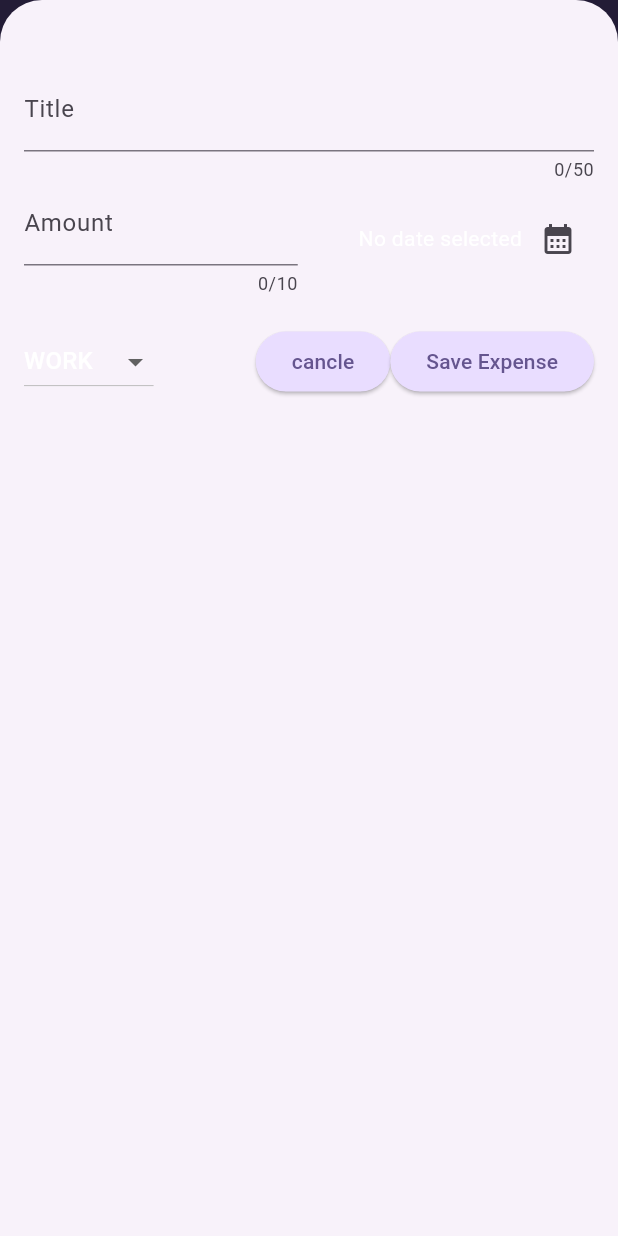
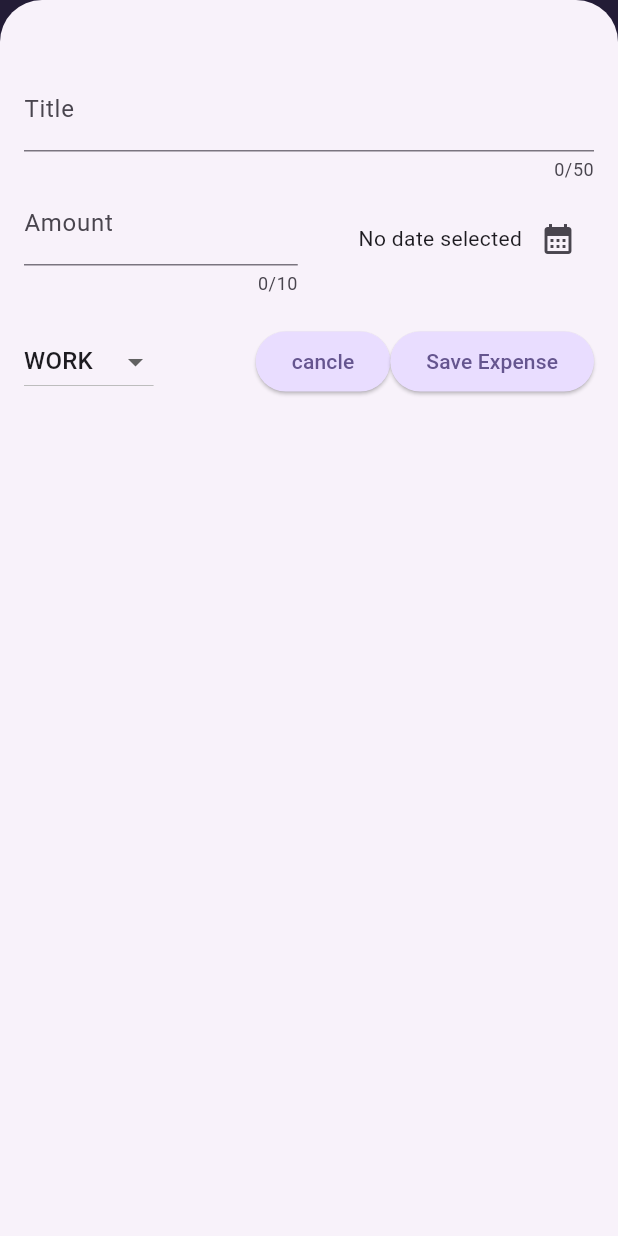
Before and after one commit to da-wit/Flutter-practice, a Flutter app: the screen it shows after launch, after a tap on the "add" icon, on a phone screen of 412 x 824 dp. Run offline on Flutter 3.47's test engine with Material 3 defaults, Android fonts, the phone set to English and light mode, and no system bars; our stand-ins replace google_fonts.

Commit message:
final version

```diff
--- a/expense_tracker/lib/expenses.dart
+++ b/expense_tracker/lib/expenses.dart
@@ -1,3 +1,4 @@
+import 'package:expense_tracker/widgets/chart/chart.dart';
 import 'package:expense_tracker/widgets/expenses_list/expenses_list.dart';
 import 'package:expense_tracker/widgets/new_expense.dart';
 import 'package:flutter/material.dart';
@@ -36,6 +37,7 @@ class _ExpensesState extends State<Expenses> {
     setState(() {
       _registeredExpenses.remove(value);
     });
+    ScaffoldMessenger.of(context).clearSnackBars();
     ScaffoldMessenger.of(context).showSnackBar(
       SnackBar(
         content: const Text("Expense delted"),
@@ -69,7 +71,7 @@ class _ExpensesState extends State<Expenses> {
     if (_registeredExpenses.isNotEmpty) {
       mainContent = Column(
         children: [
-          const Text("chart "),
+          Chart(expenses: _registeredExpenses),
           Expanded(
               child: ExpensesList(
                   value: _registeredExpenses, onRemove: _removeExpense)),
--- a/expense_tracker/lib/main.dart
+++ b/expense_tracker/lib/main.dart
@@ -4,15 +4,33 @@ import 'expenses.dart';
 var kColorScheme =
     ColorScheme.fromSeed(seedColor: const Color.fromARGB(255, 96, 59, 181));
 
+var kDarkColorScheme = ColorScheme.fromSeed(
+    brightness: Brightness.dark,
+    seedColor: const Color.fromARGB(255, 5, 99, 125));
 void main() {
   runApp(
     MaterialApp(
+      darkTheme: ThemeData.dark().copyWith(
+        colorScheme: kDarkColorScheme,
+        cardTheme: const CardTheme().copyWith(
+          color: kDarkColorScheme.secondaryContainer,
+          margin: const EdgeInsets.symmetric(vertical: 10, horizontal: 30),
+        ),
+        elevatedButtonTheme: ElevatedButtonThemeData(
+          style: ElevatedButton.styleFrom(
+              backgroundColor: kDarkColorScheme.primaryContainer),
+        ),
+        // appBarTheme:
+        //     AppBarTheme(backgroundColor: kDarkColorScheme.primaryContainer)
+      ),
       theme: ThemeData().copyWith(
           scaffoldBackgroundColor: const Color.fromARGB(255, 149, 69, 210),
           colorScheme: kColorScheme,
           appBarTheme: const AppBarTheme().copyWith(
+            titleTextStyle: const TextStyle(fontSize: 20),
             foregroundColor: kColorScheme.primaryContainer,
-            backgroundColor: kColorScheme.onPrimaryContainer),
+            backgroundColor: kColorScheme.onPrimaryContainer,
+          ),
           cardTheme: const CardTheme().copyWith(
             color: kColorScheme.secondaryContainer,
             margin: const EdgeInsets.symmetric(vertical: 10, horizontal: 30),
@@ -21,10 +39,15 @@ void main() {
             style: ElevatedButton.styleFrom(
                 backgroundColor: kColorScheme.primaryContainer),
           ),
-        textTheme: const TextTheme().copyWith(
-            // titleLarge: const TextStyle(
-            //     fontWeight: FontWeight.normal, fontSize: 40, color: Colors.red),
-            ),
+          textTheme: ThemeData().textTheme.copyWith(
+                  titleLarge: TextStyle(
+                fontSize: 15,
+                color: kColorScheme.primary,
+              ))
+          // textTheme: const TextTheme().copyWith(
+          //     // titleLarge: const TextStyle(
+          //     //     fontWeight: FontWeight.normal, fontSize: 40, color: Colors.red),
+          //     ),
           ),
       home: const Expenses(),
     ),
--- a/expense_tracker/lib/models/expense.dart
+++ b/expense_tracker/lib/models/expense.dart
@@ -32,3 +32,25 @@ class Expense {
     return formatter.format(date);
   }
 }
+
+class ExpenseBucket {
+  const ExpenseBucket({required this.category, required this.expenses});
+
+  final Category category;
+  final List<Expense> expenses;
+
+  ExpenseBucket.forCategory(List<Expense> allExpense, this.category)
+      : expenses = allExpense
+            .where(
+              (expnese) => expnese.category == category,
+            )
+            .toList();
+
+  double get total {
+    double sum = 0;
+    for (final expense in expenses) {
+      sum += expense.amount;
+    }
+    return sum;
+  }
+}
--- /dev/null
+++ b/expense_tracker/lib/widgets/chart/chart.dart
@@ -0,0 +1,94 @@
+import 'package:flutter/material.dart';
+
+import 'package:expense_tracker/widgets/chart/chart_bar.dart';
+import 'package:expense_tracker/models/expense.dart';
+
+class Chart extends StatelessWidget {
+  const Chart({super.key, required this.expenses});
+
+  final List<Expense> expenses;
+
+  List<ExpenseBucket> get buckets {
+    return [
+      ExpenseBucket.forCategory(expenses, Category.food),
+      ExpenseBucket.forCategory(expenses, Category.leisure),
+      ExpenseBucket.forCategory(expenses, Category.travel),
+      ExpenseBucket.forCategory(expenses, Category.work),
+    ];
+  }
+
+  double get maxTotalExpense {
+    double maxTotalExpense = 0;
+
+    for (final bucket in buckets) {
+      if (bucket.total > maxTotalExpense) {
+        maxTotalExpense = bucket.total;
+      }
+    }
+
+    return maxTotalExpense;
+  }
+
+  @override
+  Widget build(BuildContext context) {
+    final isDarkMode =
+        MediaQuery.of(context).platformBrightness == Brightness.dark;
+    return Container(
+      margin: const EdgeInsets.all(16),
+      padding: const EdgeInsets.symmetric(
+        vertical: 16,
+        horizontal: 8,
+      ),
+      width: double.infinity,
+      height: 180,
+      decoration: BoxDecoration(
+        borderRadius: BorderRadius.circular(8),
+        gradient: LinearGradient(
+          colors: [
+            Theme.of(context).colorScheme.primary.withOpacity(0.3),
+            Theme.of(context).colorScheme.primary.withOpacity(0.0)
+          ],
+          begin: Alignment.bottomCenter,
+          end: Alignment.topCenter,
+        ),
+      ),
+      child: Column(
+        children: [
+          Expanded(
+            child: Row(
+              crossAxisAlignment: CrossAxisAlignment.end,
+              children: [
+                for (final bucket in buckets) // alternative to map()
+                  ChartBar(
+                    fill:
+                        bucket.total == 0 ? 0 : bucket.total / maxTotalExpense,
+                  )
+              ],
+            ),
+          ),
+          const SizedBox(height: 12),
+          Row(
+            children: buckets
+                .map(
+                  (bucket) => Expanded(
+                    child: Padding(
+                      padding: const EdgeInsets.symmetric(horizontal: 4),
+                      child: Icon(
+                        categoryIcons[bucket.category],
+                        color: isDarkMode
+                            ? Theme.of(context).colorScheme.secondary
+                            : Theme.of(context)
+                                .colorScheme
+                                .primary
+                                .withOpacity(0.7),
+                      ),
+                    ),
+                  ),
+                )
+                .toList(),
+          )
+        ],
+      ),
+    );
+  }
+}
--- /dev/null
+++ b/expense_tracker/lib/widgets/chart/chart_bar.dart
@@ -0,0 +1,34 @@
+import 'package:flutter/material.dart';
+
+class ChartBar extends StatelessWidget {
+  const ChartBar({
+    super.key,
+    required this.fill,
+  });
+
+  final double fill;
+
+  @override
+  Widget build(BuildContext context) {
+    final isDarkMode =
+        MediaQuery.of(context).platformBrightness == Brightness.dark;
+    return Expanded(
+      child: Padding(
+        padding: const EdgeInsets.symmetric(horizontal: 4),
+        child: FractionallySizedBox(
+          heightFactor: fill,
+          child: DecoratedBox(
+            decoration: BoxDecoration(
+              shape: BoxShape.rectangle,
+              borderRadius:
+                  const BorderRadius.vertical(top: Radius.circular(8)),
+              color: isDarkMode
+                  ? Theme.of(context).colorScheme.secondary
+                  : Theme.of(context).colorScheme.primary.withOpacity(0.65),
+            ),
+          ),
+        ),
+      ),
+    );
+  }
+}
--- a/expense_tracker/lib/widgets/expenses_list/expenses_item.dart
+++ b/expense_tracker/lib/widgets/expenses_list/expenses_item.dart
@@ -14,7 +14,10 @@ class ExpensesItem extends StatelessWidget {
         padding: const EdgeInsets.symmetric(vertical: 15, horizontal: 20),
         child: Column(
           children: [
-            Text(expense.title),
+            Text(
+              expense.title,
+              style: Theme.of(context).textTheme.titleLarge,
+            ),
             const SizedBox(
               height: 4,
             ),
--- a/expense_tracker/lib/widgets/expenses_list/expenses_list.dart
+++ b/expense_tracker/lib/widgets/expenses_list/expenses_list.dart
@@ -14,6 +14,10 @@ class ExpensesList extends StatelessWidget {
       itemCount: value.length,
       itemBuilder: (context, index) => Dismissible(
         key: ValueKey(value[index]),
+        background: Container(
+          color: Theme.of(context).colorScheme.error,
+          child: const Center(child: Text("deleted")),
+        ),
         onDismissed: (dirction) {
           onRemove(value[index]);
         },
```
Lines whose indentation alone changed are shown as unchanged.
